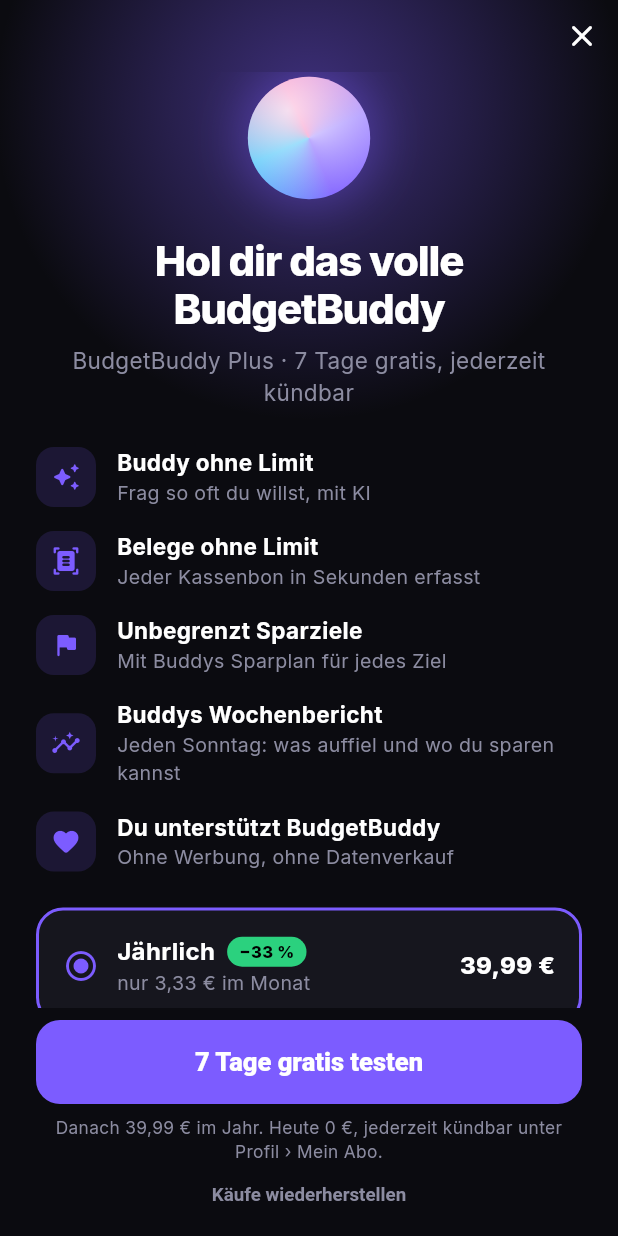
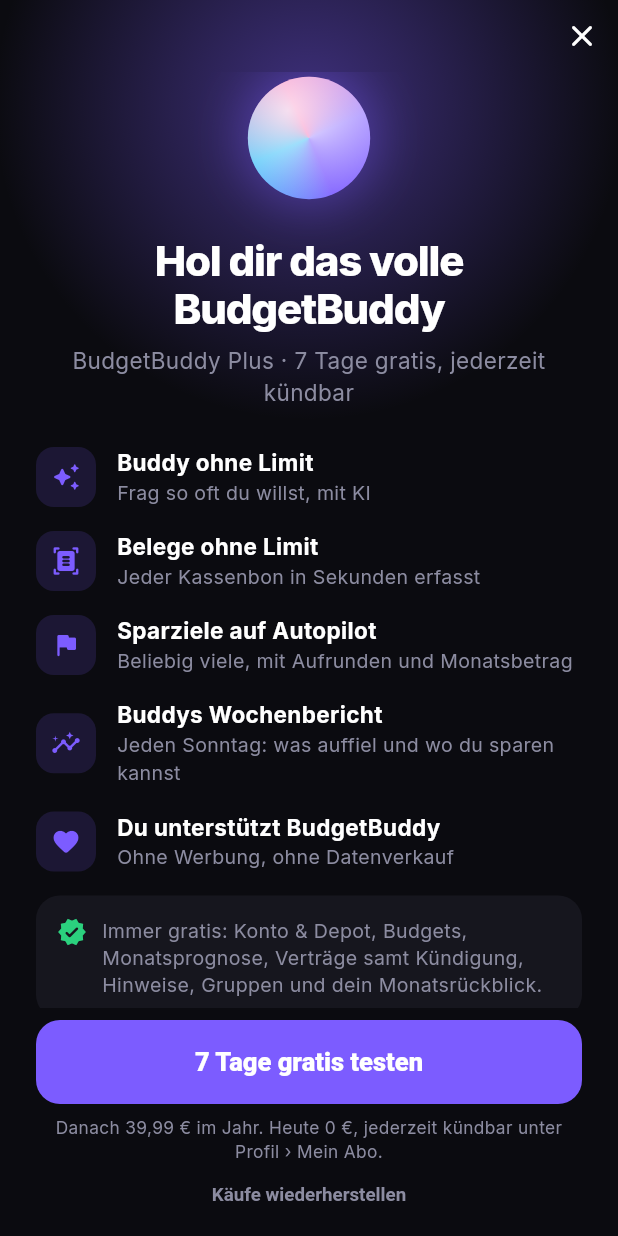
Before and after one commit to LuisFrenkler/budget-buddy, a Flutter app: the ProfileScreen screen opened directly, after a tap on "BudgetBuddy Plus", on a phone screen of 412 x 824 dp. Run offline on Flutter 3.47's test engine with Material 3 defaults, Android fonts, the phone set to English and light mode, and no system bars; our stand-ins replace file_picker, flutter_local_notifications, flutter_secure_storage, hive, hive_flutter, local_auth and 2 more; missing offline and left inert: dart:html; accounts and stored records are empty.

Commit message:
A clear Plus model, savings rate instead of badges, Buddy answers with next steps
- Goal autopilot is part of Plus; when Plus ends it shows as paused and goals
  keep what they have; the paywall names what always stays free
- The profile drops the four trivial achievements for the savings rate of
  the last three months
- Buddy's offline saving tips ignore small wobbles (under 10 € or 15 %)
- Answers end in buttons for the next step: a budget for the category that
  stands out, a goal with the amount asked about, the contracts

```diff
--- a/lib/screens/plus_screen.dart
+++ b/lib/screens/plus_screen.dart
@@ -29,7 +29,7 @@
   static const _features = [
     (Icons.auto_awesome_rounded, 'Buddy ohne Limit', 'Frag so oft du willst, mit KI'),
     (Icons.document_scanner_rounded, 'Belege ohne Limit', 'Jeder Kassenbon in Sekunden erfasst'),
-    (Icons.flag_rounded, 'Unbegrenzt Sparziele', 'Mit Buddys Sparplan für jedes Ziel'),
+    (Icons.flag_rounded, 'Sparziele auf Autopilot', 'Beliebig viele, mit Aufrunden und Monatsbetrag'),
     (Icons.insights_rounded, 'Buddys Wochenbericht', 'Jeden Sonntag: was auffiel und wo du sparen kannst'),
     (Icons.favorite_rounded, 'Du unterstützt BudgetBuddy', 'Ohne Werbung, ohne Datenverkauf'),
   ];
@@ -105,7 +105,23 @@
                         ),
                       ]),
                     ),
-                  const SizedBox(height: 8),
+                  // what never costs anything: trust before the price
+                  Container(
+                    padding: const EdgeInsets.all(14),
+                    decoration: BoxDecoration(color: AppColors.surface, borderRadius: BorderRadius.circular(16)),
+                    child: Row(crossAxisAlignment: CrossAxisAlignment.start, children: [
+                      const Icon(Icons.verified_rounded, color: AppColors.positive, size: 20),
+                      const SizedBox(width: 10),
+                      Expanded(
+                        child: Text(
+                          'Immer gratis: Konto & Depot, Budgets, Monatsprognose, Verträge samt Kündigung, '
+                          'Hinweise, Gruppen und dein Monatsrückblick.',
+                          style: TextStyle(color: AppColors.textDim, fontSize: 13, height: 1.4),
+                        ),
+                      ),
+                    ]),
+                  ),
+                  const SizedBox(height: 16),
                   _plan(true),
                   const SizedBox(height: 10),
                   _plan(false),
--- a/lib/screens/profile_screen.dart
+++ b/lib/screens/profile_screen.dart
@@ -12,7 +12,7 @@
 import '../services/file_saver.dart';
 import '../utils/theme.dart';
 import '../utils/dates.dart';
-import '../models/badge.dart' as badge_model;
+import '../models/transaction.dart';
 import 'recurring_screen.dart';
 import 'connections_screen.dart';
 import 'auth_screens.dart';
@@ -41,8 +41,7 @@
       valueListenable: Hive.box('transactions').listenable(),
       builder: (context, box, child) {
         final tx = DB.getTx();
-        final badges = DB.getBadges();
-        final unlocked = badges.where((b) => b.isUnlocked).length;
+        final rate = _savingsRate(tx);
         // oldest transaction = the user's start with the app
         final since = tx.isEmpty ? null : tx.last.date;
         final account = AccountService.current.value;
@@ -82,14 +81,10 @@
                   child: Row(children: [
                     _stat('${tx.length}', 'Umsätze'),
                     _stat(since == null ? '–' : Dates.month(since), 'Dabei seit'),
-                    _stat('$unlocked/${badges.length}', 'Erfolge'),
+                    _stat(rate == null ? '–' : '$rate %', 'Sparquote'),
                   ]),
                 ),
               ]),
-
-              // achievements, kept low-key here instead of on the home screen
-              _sectionLabel('Erfolge'),
-              _badgeGrid(badges),
 
               const SizedBox(height: 20),
               _plusCard(),
@@ -343,55 +338,23 @@
     );
   }
 
-  // icons instead of emojis, so badges match the rest of the app
-  static const _badgeIcons = {
-    'first': Icons.flag_rounded,
-    'saver': Icons.savings_rounded,
-    'master': Icons.insights_rounded,
-    'week': Icons.event_available_rounded,
-  };
-
-  // two-column grid of achievement badges; locked ones are dimmed
-  Widget _badgeGrid(List<badge_model.Badge> badges) {
-    return LayoutBuilder(builder: (context, c) {
-      final w = (c.maxWidth - 10) / 2;
-      return Wrap(
-        spacing: 10,
-        runSpacing: 10,
-        children: [for (final b in badges) _badgeTile(b, w)],
-      );
-    });
-  }
-
-  Widget _badgeTile(badge_model.Badge b, double width) {
-    final color = b.isUnlocked ? AppColors.warning : AppColors.textDim;
-    return Opacity(
-      opacity: b.isUnlocked ? 1 : 0.5,
-      child: Container(
-        width: width,
-        padding: const EdgeInsets.all(12),
-        decoration: BoxDecoration(color: AppColors.surface, borderRadius: BorderRadius.circular(16)),
-        child: Row(
-          children: [
-            _icon(_badgeIcons[b.id] ?? Icons.emoji_events_rounded, color),
-            const SizedBox(width: 10),
-            Expanded(
-              child: Column(
-                crossAxisAlignment: CrossAxisAlignment.start,
-                children: [
-                  Text(b.name,
-                      style: const TextStyle(fontWeight: FontWeight.w600, fontSize: 13),
-                      overflow: TextOverflow.ellipsis),
-                  Text(b.isUnlocked ? b.description : 'Noch offen: ${b.description}',
-                      style: TextStyle(color: AppColors.textDim, fontSize: 11),
-                      overflow: TextOverflow.ellipsis),
-                ],
-              ),
-            ),
-          ],
-        ),
-      ),
-    );
+  // share of income kept over the last three complete months, the one
+  // number that says whether money builds up; null without income
+  static int? _savingsRate(List<Transaction> tx) {
+    final now = DateTime.now();
+    final from = DateTime(now.year, now.month - 3);
+    final to = DateTime(now.year, now.month);
+    var income = 0, spent = 0;
+    for (final t in tx) {
+      if (t.date.isBefore(from) || !t.date.isBefore(to)) continue;
+      if (t.isIncome) {
+        income += t.amountCents;
+      } else {
+        spent += t.amountCents;
+      }
+    }
+    if (income <= 0) return null;
+    return ((income - spent) / income * 100).round();
   }
 
   Widget _sectionLabel(String text) {
--- a/lib/services/auto_save.dart
+++ b/lib/services/auto_save.dart
@@ -11,6 +11,7 @@
 import '../models/transaction.dart';
 import 'db.dart';
 import 'goals_service.dart';
+import 'plus_service.dart';
 
 class AutoSave {
   static String _month(DateTime d) => '${d.year}-${d.month}';
@@ -65,6 +66,9 @@
 
   // runs over all goals and saves the changed ones; returns the total added
   static Future<int> run({DateTime? now}) async {
+    // the autopilot is part of Plus: without it, goals keep what they have
+    // and the automation waits until Plus is back
+    if (!PlusService.active.value) return 0;
     final today = now ?? DateTime.now();
     final tx = DB.getTx();
     var total = 0;
```
Also changed, not shown: lib/screens/buddy_actions.dart (added, +56 -0 lines), lib/screens/buddy_screen.dart (+26 -1 lines), lib/screens/budget_screen.dart (+11 -5 lines), lib/screens/goals_screen.dart (+39 -16 lines), lib/services/local_buddy.dart (+14 -8 lines).
